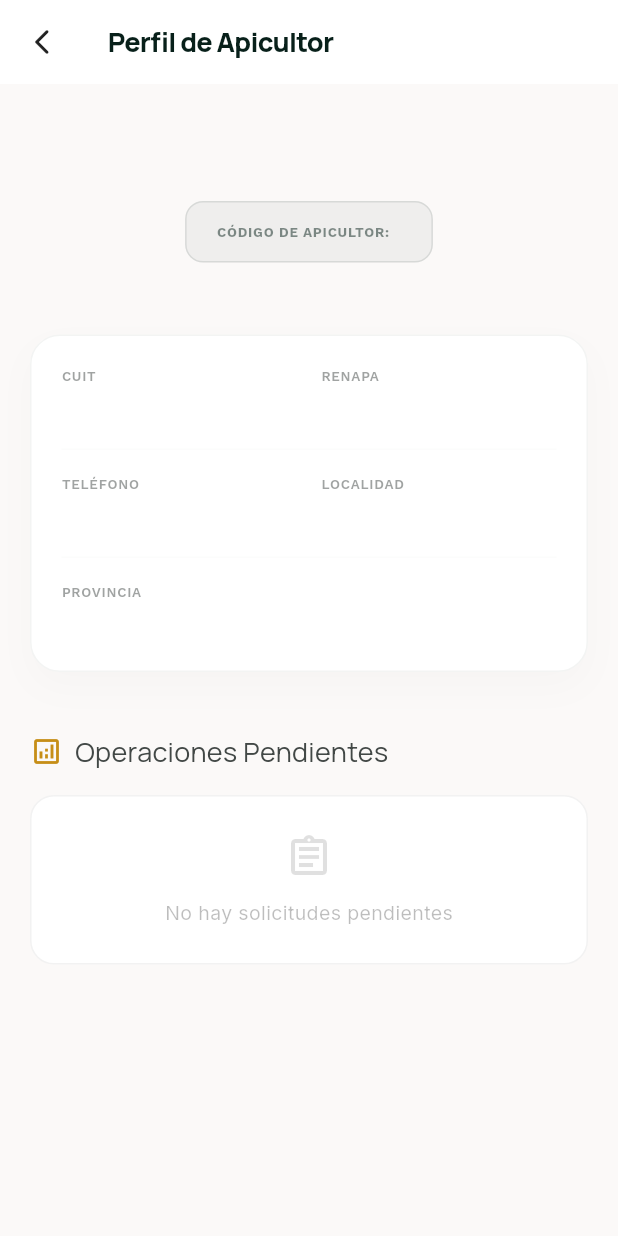
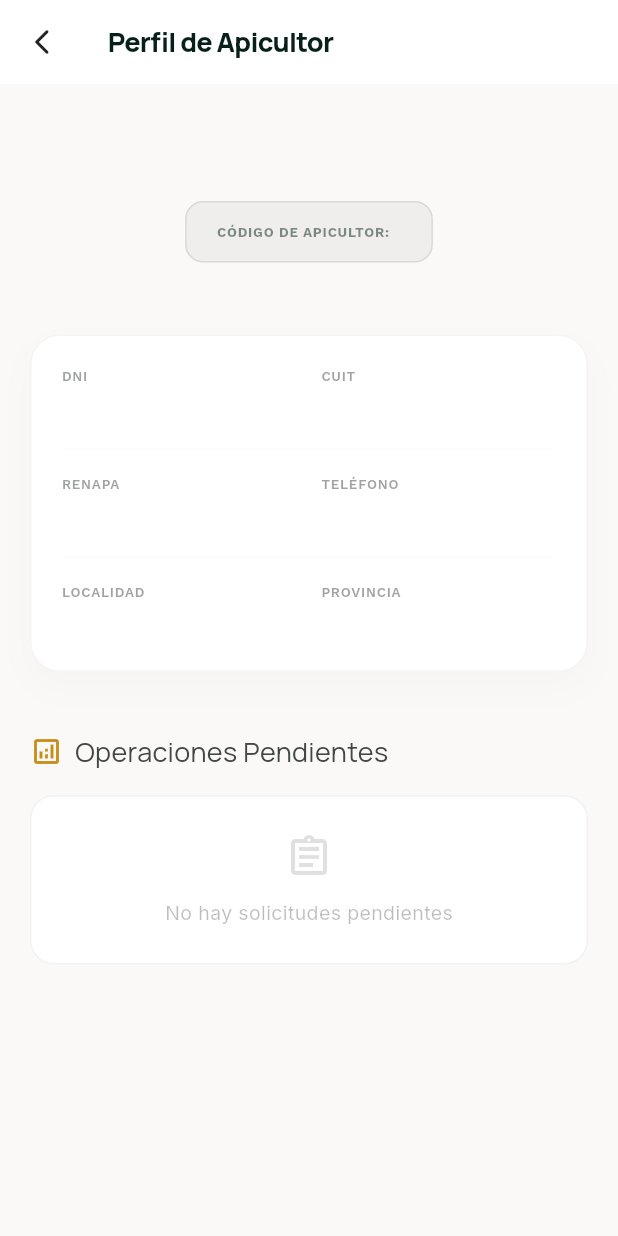
Before and after one commit to HasselGit/Flutter-Antigravity, a Flutter app: the ApicultorDetalleWidget screen opened directly with empty values, on a phone screen of 412 x 824 dp. Run offline on Flutter 3.47's test engine with Material 3 defaults, Android fonts, the phone set to English and light mode, and no system bars; our stand-ins replace easy_debounce, go_router, google_fonts, image_picker, pdf, printing and 3 more; missing offline and left inert: flutter_barcode_scanner; accounts and stored records are empty; project files that could hold a hidden picture were left out.

Commit message:
Restored DNI to apicultor profile and updated docs

```diff
--- a/2026-05-14_prompts.txt
+++ b/2026-05-14_prompts.txt
@@ -7,7 +7,7 @@ Estamos continuando el desarrollo de "GeoLogística", una aplicación de gestió
 En esta sesión, nos enfocamos en la estabilización del perfil de Apicultor y la normalización de la lógica de estados de solicitudes.
 
 1. **Estabilización de ApicultorDetalle:**
-   - Se eliminaron las referencias a la columna inexistente `dni` que causaba errores `42703`.
+   - Se restauró el campo **DNI** utilizando el fallback de datos locales para asegurar su visibilidad sin causar errores de esquema en Supabase.
    - Se optimizó la consulta del historial de operaciones (`remitos`) eliminando joins complejos que causaban errores `PGRST100`.
    - Se reorganizó la UI del perfil: se eliminó la foto, se limpió la cabecera (Header Premium con COD box) y se eliminaron elementos de branding no autorizados.
    - Se implementó un "Resumen de Operaciones" que agrupa totales por producto y tipo (Recolección/Distribución).
--- a/lib/pages/apicultor_detalle.dart
+++ b/lib/pages/apicultor_detalle.dart
@@ -586,9 +586,9 @@ class _ApicultorDetalleWidgetState extends State<ApicultorDetalleWidget> {
         children: [
           Row(
             children: [
+              Expanded(child: _buildInfoItem('DNI', a['dni']?.toString() ?? a['documento']?.toString() ?? '—')),
+              const SizedBox(width: 16),
               Expanded(child: _buildInfoItem('CUIT', a['cuit']?.toString() ?? '—')),
-              const SizedBox(width: 16),
-              Expanded(child: _buildInfoItem('RENAPA', a['renapa'] ?? '—', highlight: true)),
             ],
           ),
           const SizedBox(height: 16),
@@ -596,9 +596,9 @@ class _ApicultorDetalleWidgetState extends State<ApicultorDetalleWidget> {
           const SizedBox(height: 16),
           Row(
             children: [
+              Expanded(child: _buildInfoItem('RENAPA', a['renapa'] ?? '—', highlight: true)),
+              const SizedBox(width: 16),
               Expanded(child: _buildInfoItem('TELÉFONO', a['telefono'] ?? '—')),
-              const SizedBox(width: 16),
-              Expanded(child: _buildInfoItem('LOCALIDAD', a['localidad'] ?? '—', highlight: true)),
             ],
           ),
           const SizedBox(height: 16),
@@ -606,9 +606,9 @@ class _ApicultorDetalleWidgetState extends State<ApicultorDetalleWidget> {
           const SizedBox(height: 16),
           Row(
             children: [
+              Expanded(child: _buildInfoItem('LOCALIDAD', a['localidad'] ?? '—', highlight: true)),
+              const SizedBox(width: 16),
               Expanded(child: _buildInfoItem('PROVINCIA', a['provincia'] ?? '—')),
-              const SizedBox(width: 16),
-              const Expanded(child: SizedBox()), // Espacio para mantener alineación
             ],
           ),
         ],
```
Also changed, not shown: 1 other file.
